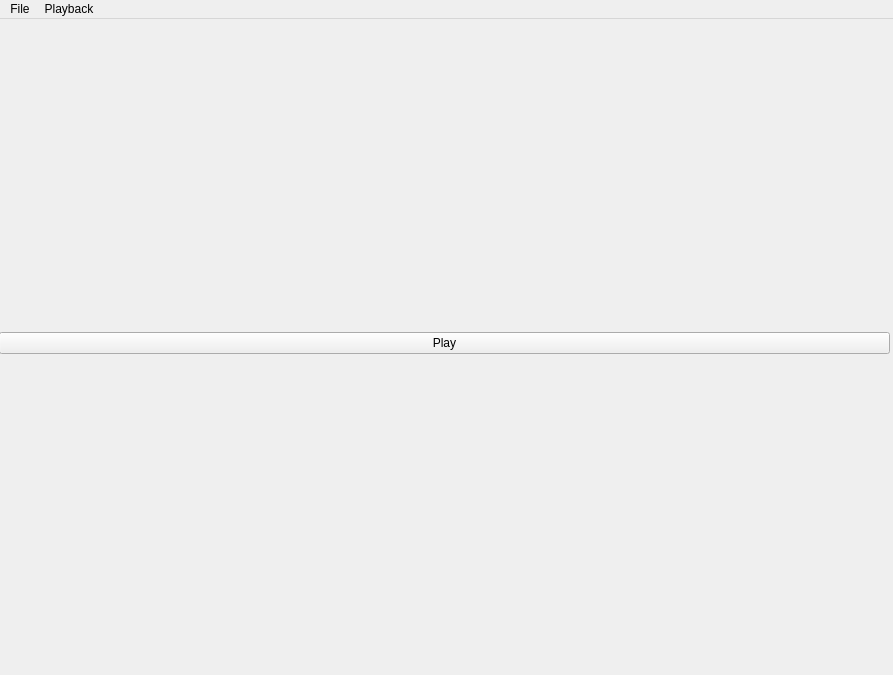
Qt form scripts/video.ui (atac/pychapter10) before a commit.
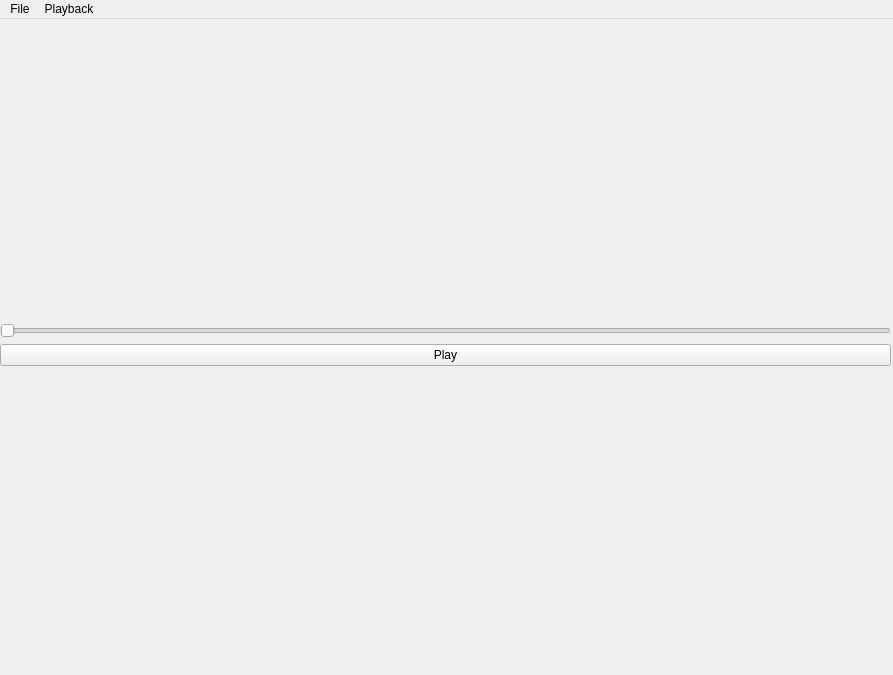
The same form after that commit.

Commit message: Fixed a bug preventing data being read from videos.

The edit to the form file:
```diff
--- a/scripts/video.ui
+++ b/scripts/video.ui
@@ -23,8 +23,8 @@
    <widget class="QWidget" name="verticalLayoutWidget">
     <property name="geometry">
      <rect>
-      <x>-1</x>
-      <y>-1</y>
+      <x>0</x>
+      <y>0</y>
       <width>891</width>
       <height>651</height>
      </rect>
@@ -34,10 +34,14 @@
       <layout class="QGridLayout" name="grid"/>
      </item>
      <item>
-      <layout class="QHBoxLayout" name="playback">
-       <property name="sizeConstraint">
-        <enum>QLayout::SetDefaultConstraint</enum>
-       </property>
+      <layout class="QVBoxLayout" name="playback">
+       <item>
+        <widget class="QSlider" name="horizontalSlider">
+         <property name="orientation">
+          <enum>Qt::Horizontal</enum>
+         </property>
+        </widget>
+       </item>
        <item>
         <widget class="QPushButton" name="play_btn">
          <property name="text">
```
Left out of the diff: 3 changed lines with no effect on the pictures. The commit also changes 2 other files.
